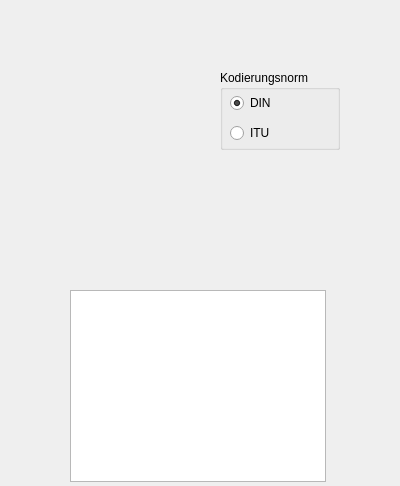
This is Dialoge/Hauptfenster.ui in tuxmaster/Funkalphabet as Qt 5 draws it before an edit. The edited form follows.
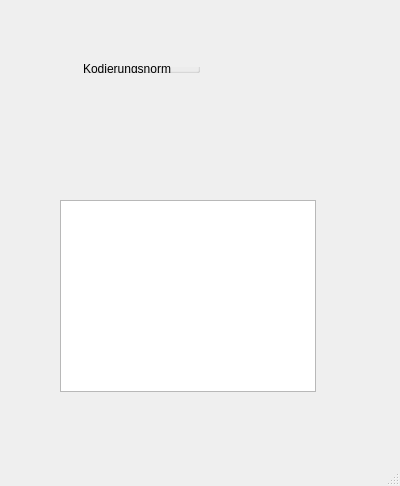
This is the edited form. Icons and pictures are not drawn.

Diff of the .ui file:
```diff
--- a/Dialoge/Hauptfenster.ui
+++ b/Dialoge/Hauptfenster.ui
@@ -18,15 +18,59 @@
     <normaloff>:/Bilder/Radiowellen</normaloff>:/Bilder/Radiowellen</iconset>
   </property>
   <widget class="QWidget" name="centralWidget">
+   <widget class="QTableView" name="tbUebersicht">
+    <property name="geometry">
+     <rect>
+      <x>60</x>
+      <y>200</y>
+      <width>256</width>
+      <height>192</height>
+     </rect>
+    </property>
+    <property name="editTriggers">
+     <set>QAbstractItemView::NoEditTriggers</set>
+    </property>
+    <property name="alternatingRowColors">
+     <bool>true</bool>
+    </property>
+    <property name="selectionMode">
+     <enum>QAbstractItemView::NoSelection</enum>
+    </property>
+    <attribute name="horizontalHeaderStretchLastSection">
+     <bool>true</bool>
+    </attribute>
+    <attribute name="verticalHeaderVisible">
+     <bool>false</bool>
+    </attribute>
+    <attribute name="verticalHeaderStretchLastSection">
+     <bool>false</bool>
+    </attribute>
+   </widget>
+   <widget class="QWidget" name="">
+    <property name="geometry">
+     <rect>
+      <x>30</x>
+      <y>50</y>
+      <width>223</width>
+      <height>34</height>
+     </rect>
+    </property>
+    <layout class="QHBoxLayout" name="horizontalLayout">
+     <item>
+      <spacer name="horizontalSpacer">
+       <property name="orientation">
+        <enum>Qt::Horizontal</enum>
+       </property>
+       <property name="sizeHint" stdset="0">
+        <size>
+         <width>40</width>
+         <height>20</height>
+        </size>
+       </property>
+      </spacer>
+     </item>
+     <item>
    <widget class="QGroupBox" name="gNorm">
-    <property name="geometry">
-     <rect>
-      <x>220</x>
-      <y>70</y>
-      <width>120</width>
-      <height>80</height>
-     </rect>
-    </property>
     <property name="toolTip">
      <string>&lt;html&gt;&lt;head/&gt;&lt;body&gt;&lt;p&gt;Legt die Kodierung fest.&lt;/p&gt;&lt;/body&gt;&lt;/html&gt;</string>
     </property>
@@ -69,35 +113,24 @@
      </property>
     </widget>
    </widget>
-   <widget class="QTableView" name="tbUebersicht">
-    <property name="geometry">
-     <rect>
-      <x>70</x>
-      <y>290</y>
-      <width>256</width>
-      <height>192</height>
-     </rect>
-    </property>
-    <property name="editTriggers">
-     <set>QAbstractItemView::NoEditTriggers</set>
-    </property>
-    <property name="alternatingRowColors">
-     <bool>true</bool>
-    </property>
-    <property name="selectionMode">
-     <enum>QAbstractItemView::NoSelection</enum>
-    </property>
-    <attribute name="horizontalHeaderStretchLastSection">
-     <bool>true</bool>
-    </attribute>
-    <attribute name="verticalHeaderVisible">
-     <bool>false</bool>
-    </attribute>
-    <attribute name="verticalHeaderStretchLastSection">
-     <bool>false</bool>
-    </attribute>
+     </item>
+     <item>
+      <spacer name="horizontalSpacer_2">
+       <property name="orientation">
+        <enum>Qt::Horizontal</enum>
+       </property>
+       <property name="sizeHint" stdset="0">
+        <size>
+         <width>40</width>
+         <height>20</height>
+        </size>
+       </property>
+      </spacer>
+     </item>
+    </layout>
    </widget>
   </widget>
+  <widget class="QStatusBar" name="statusBar"/>
  </widget>
  <layoutdefault spacing="6" margin="11"/>
  <resources>
```
Lines whose indentation alone changed are shown as unchanged.
